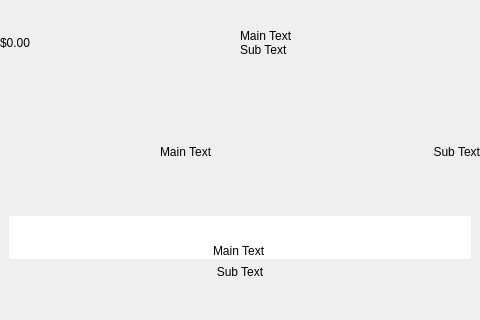
The window that widgets/kelguibutton.ui (demlabs-cellframe/dap-ui-sdk) describes before a commit, drawn with Qt 5; both pictures show x 0 to 480 and y 231 to 551 of the 480 by 551 pixel window.
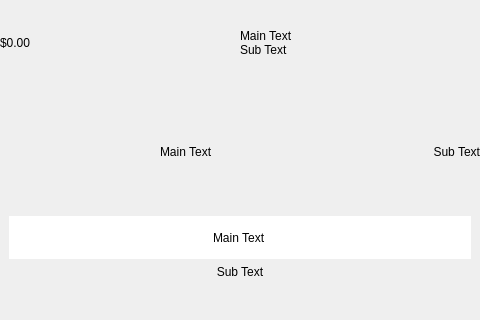
The same window after the commit. Custom widgets are drawn as their Qt base class.

Commit message: fixed server connect style. fixed serial input centering.

The edit to the form file:
```diff
--- a/widgets/kelguibutton.ui
+++ b/widgets/kelguibutton.ui
@@ -277,7 +277,7 @@
             <bool>false</bool>
            </property>
            <property name="alignment">
-            <set>Qt::AlignBottom|Qt::AlignHCenter</set>
+            <set>Qt::AlignCenter</set>
            </property>
           </widget>
          </item>
```
The commit also changes 2 other files.
